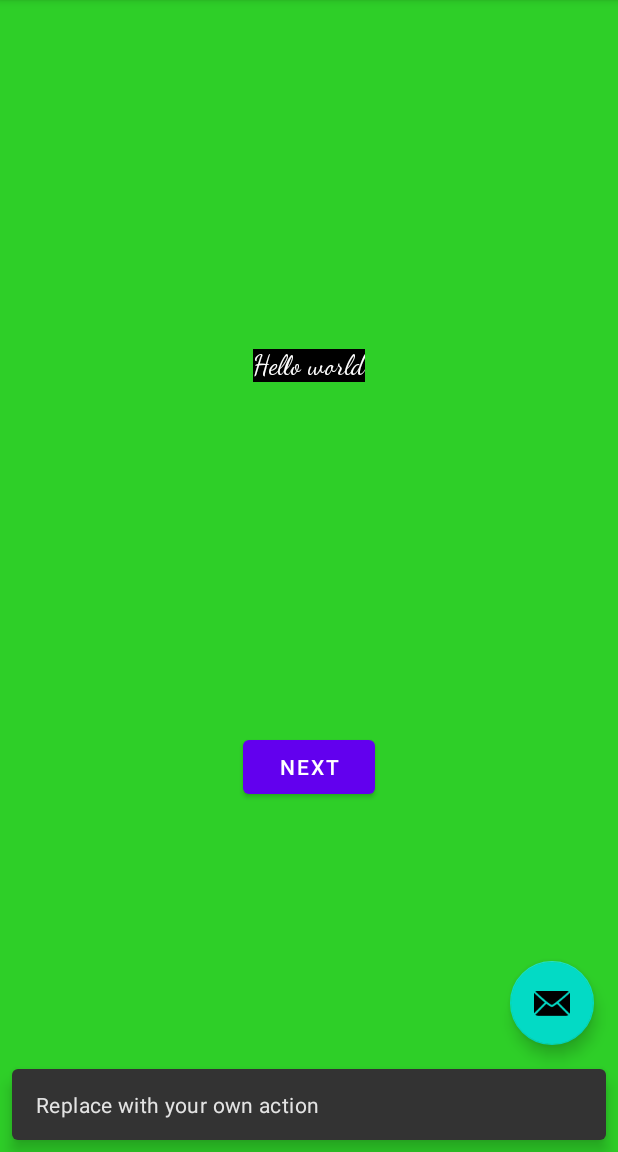
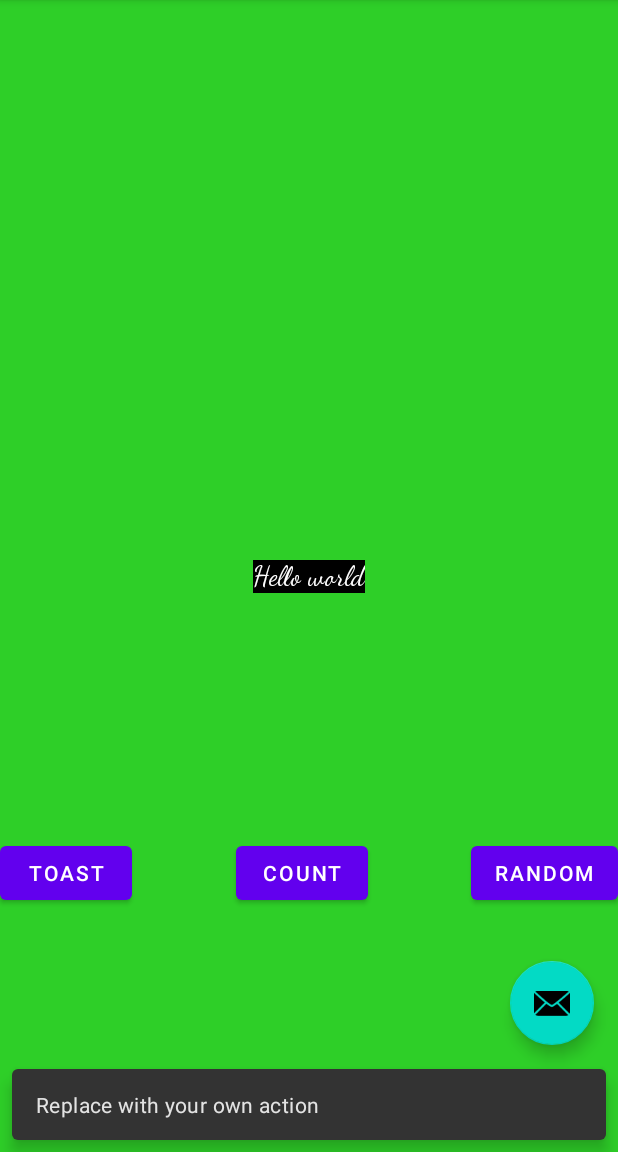
Before and after one commit to AlzoobeHibaAmo1/My_first_app, an Android app: the screen it shows after launch (MainActivity), after a tap on an icon or button, on a phone screen of 412 x 824 dp, the part 84-1236 px from its top. Run offline under Robolectric (Android 15) with nearby library versions, the phone set to English and light mode, and no system bars.

Commit message:
buttons changes

```diff
--- a/app/src/main/java/com/example/my_first_app/FirstFragment.java
+++ b/app/src/main/java/com/example/my_first_app/FirstFragment.java
@@ -23,7 +23,7 @@ public class FirstFragment extends Fragment {
     public void onViewCreated(@NonNull View view, Bundle savedInstanceState) {
         super.onViewCreated(view, savedInstanceState);
 
-        view.findViewById(R.id.button_first).setOnClickListener(new View.OnClickListener() {
+        view.findViewById(R.id.random_button).setOnClickListener(new View.OnClickListener() {
             @Override
             public void onClick(View view) {
                 NavHostFragment.findNavController(FirstFragment.this)
--- a/app/src/main/res/layout/fragment_first.xml
+++ b/app/src/main/res/layout/fragment_first.xml
@@ -16,18 +16,36 @@
         android:text="@string/hello_first_fragment"
         android:textColor="@android:color/white"
         android:textSize="18sp"
-        app:layout_constraintBottom_toTopOf="@id/button_first"
+        app:layout_constraintBottom_toBottomOf="parent"
         app:layout_constraintEnd_toEndOf="parent"
         app:layout_constraintStart_toStartOf="parent"
         app:layout_constraintTop_toTopOf="parent" />
 
     <Button
-        android:id="@+id/button_first"
+        android:id="@+id/random_button"
         android:layout_width="wrap_content"
         android:layout_height="wrap_content"
-        android:text="@string/next"
+        android:text="@string/random_button_next"
         app:layout_constraintBottom_toBottomOf="parent"
         app:layout_constraintEnd_toEndOf="parent"
+        app:layout_constraintTop_toBottomOf="@+id/textview_first" />
+
+    <Button
+        android:id="@+id/toast_button"
+        android:layout_width="wrap_content"
+        android:layout_height="wrap_content"
+        android:text="@string/toast_button_text"
+        app:layout_constraintBottom_toBottomOf="parent"
         app:layout_constraintStart_toStartOf="parent"
-        app:layout_constraintTop_toBottomOf="@id/textview_first" />
+        app:layout_constraintTop_toBottomOf="@+id/textview_first" />
+
+    <Button
+        android:id="@+id/count_button"
+        android:layout_width="wrap_content"
+        android:layout_height="wrap_content"
+        android:text="Count"
+        app:layout_constraintBottom_toBottomOf="parent"
+        app:layout_constraintEnd_toStartOf="@+id/random_button"
+        app:layout_constraintStart_toEndOf="@+id/toast_button"
+        app:layout_constraintTop_toBottomOf="@+id/textview_first" />
 </androidx.constraintlayout.widget.ConstraintLayout>
--- a/app/src/main/res/values/strings.xml
+++ b/app/src/main/res/values/strings.xml
@@ -4,9 +4,10 @@
     <!-- Strings used for fragments for navigation -->
     <string name="first_fragment_label">First Fragment</string>
     <string name="second_fragment_label">Second Fragment</string>
-    <string name="next">Next</string>
+    <string name="random_button_next">Random</string>
     <string name="previous">Previous</string>
 
     <string name="hello_first_fragment">Hello world</string>
     <string name="hello_second_fragment">Hello second fragment. Arg: %1$s</string>
+    <string name="toast_button_text">Toast</string>
 </resources>
```
